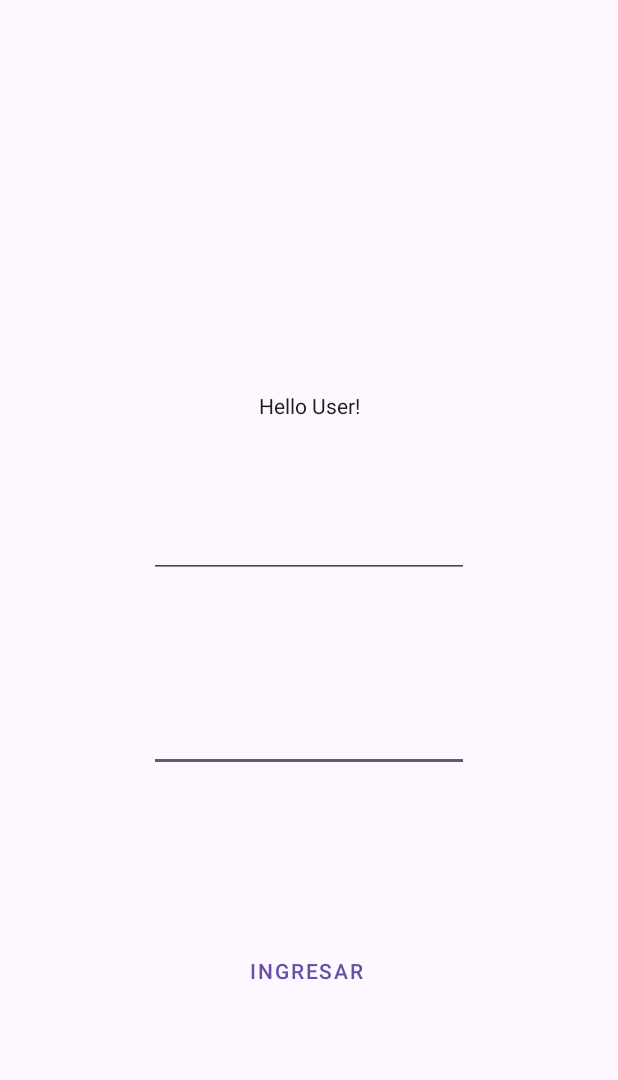
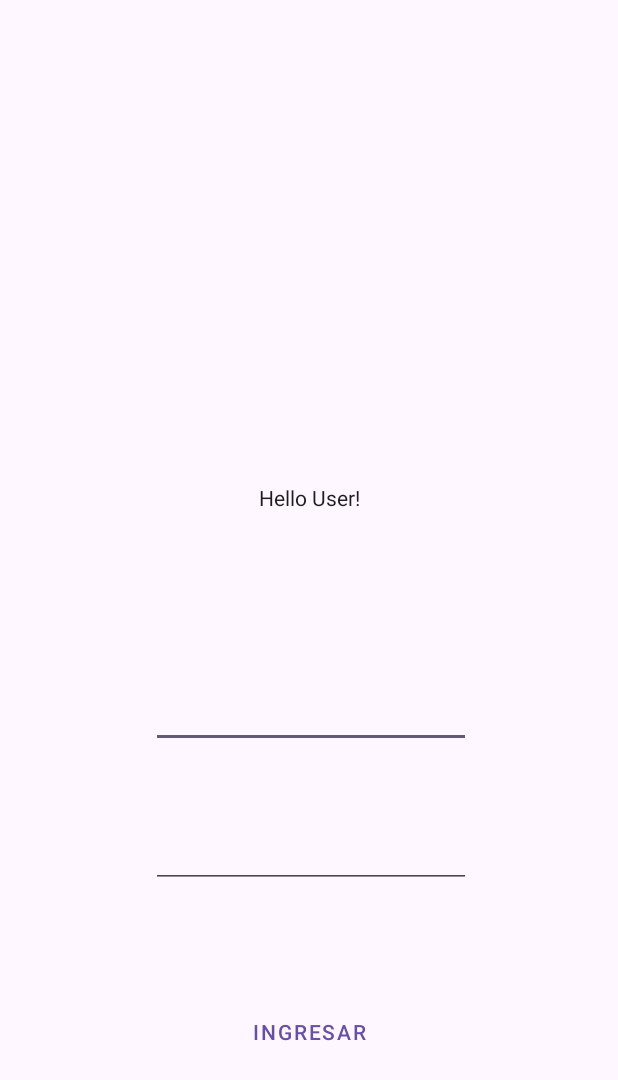
Before and after one commit to Jordan2305/ProyectoPMExamen, an Android app: the screen it shows after launch (MainActivity), on a phone screen of 412 x 824 dp. Shown: the top 1080 px of the screen. Run offline under Robolectric (Android 15) with nearby library versions, the phone set to English and light mode, and no system bars.

```diff
--- a/app/src/main/AndroidManifest.xml
+++ b/app/src/main/AndroidManifest.xml
@@ -21,6 +21,10 @@
                 <category android:name="android.intent.category.LAUNCHER" />
             </intent-filter>
         </activity>
+
+
+        <activity android:name=".menu" />
+
     </application>
 
 </manifest>
--- a/app/src/main/java/com/example/proyectopmexam/MainActivity.java
+++ b/app/src/main/java/com/example/proyectopmexam/MainActivity.java
@@ -1,14 +1,35 @@
 package com.example.proyectopmexam;
 
 import androidx.appcompat.app.AppCompatActivity;
-
+import android.content.Intent;
 import android.os.Bundle;
+import android.view.View;
+import android.widget.Button;
+import android.widget.EditText;
 
 public class MainActivity extends AppCompatActivity {
+
+    EditText username;
+    EditText password;
 
     @Override
     protected void onCreate(Bundle savedInstanceState) {
         super.onCreate(savedInstanceState);
         setContentView(R.layout.activity_login);
+
+        username = (EditText)findViewById(R.id.editText1);
+        password = (EditText)findViewById(R.id.editText2);
+
+        Button ingresarButton = (Button) findViewById(R.id.button1);
+        ingresarButton.setOnClickListener(new View.OnClickListener() {
+            public void onClick(View v) {
+                if(username.getText().toString().equals("admin") && password.getText().toString().equals("admin")) {
+                    Intent i = new Intent(MainActivity.this, menu.class);
+                    startActivity(i);
+                } else {
+                    // wrong password
+                }
+            }
+        });
     }
 }
--- a/app/src/main/res/layout/activity_login.xml
+++ b/app/src/main/res/layout/activity_login.xml
@@ -10,74 +10,58 @@
         android:id="@+id/textView"
         android:layout_width="wrap_content"
         android:layout_height="wrap_content"
-        android:layout_marginStart="8dp"
-        android:layout_marginTop="8dp"
-        android:layout_marginEnd="8dp"
-        android:layout_marginBottom="8dp"
+        android:layout_marginBottom="112dp"
         android:text="Hello User!"
         android:textAppearance="@style/TextAppearance.AppCompat.Body1"
+        app:layout_constraintBottom_toTopOf="@+id/editText1"
+        app:layout_constraintEnd_toEndOf="parent"
+        app:layout_constraintStart_toStartOf="parent" />
+
+    <EditText
+        android:id="@+id/editText1"
+        android:layout_width="wrap_content"
+        android:layout_height="wrap_content"
+        android:layout_marginBottom="48dp"
+        android:ems="10"
+        android:inputType="textPersonName"
+        app:layout_constraintBottom_toTopOf="@+id/editText2"
+        app:layout_constraintEnd_toEndOf="parent"
+        app:layout_constraintHorizontal_bias="0.507"
+        app:layout_constraintStart_toStartOf="parent" />
+
+    <Button
+        android:id="@+id/button1"
+        style="@style/Widget.MaterialComponents.Button.OutlinedButton"
+        android:layout_width="wrap_content"
+        android:layout_height="wrap_content"
+        android:layout_marginBottom="112dp"
+        android:background="#131313"
+        android:text="INGRESAR"
         app:layout_constraintBottom_toBottomOf="parent"
         app:layout_constraintEnd_toEndOf="parent"
-        app:layout_constraintStart_toStartOf="parent"
-        app:layout_constraintTop_toTopOf="parent"
-        app:layout_constraintVertical_bias="0.32" />
+        app:layout_constraintStart_toStartOf="parent" />
+
+    <EditText
+        android:id="@+id/editText2"
+        android:layout_width="wrap_content"
+        android:layout_height="wrap_content"
+        android:layout_marginBottom="72dp"
+        android:ems="10"
+        android:inputType="textPassword"
+        app:layout_constraintBottom_toTopOf="@+id/button1"
+        app:layout_constraintEnd_toEndOf="parent"
+        app:layout_constraintHorizontal_bias="0.507"
+        app:layout_constraintStart_toStartOf="parent" />
 
     <ImageView
         android:id="@+id/imageView"
         android:layout_width="wrap_content"
         android:layout_height="wrap_content"
-        android:layout_marginStart="140dp"
-        android:layout_marginTop="76dp"
-        android:layout_marginEnd="140dp"
-        android:layout_marginBottom="27dp"
-        app:layout_constraintBottom_toTopOf="@+id/textView"
+        android:layout_marginTop="16dp"
         app:layout_constraintEnd_toEndOf="parent"
+        app:layout_constraintHorizontal_bias="0.498"
         app:layout_constraintStart_toStartOf="parent"
         app:layout_constraintTop_toTopOf="parent"
         tools:srcCompat="@tools:sample/avatars" />
 
-    <EditText
-        android:id="@+id/editTextTextPassword"
-        android:layout_width="wrap_content"
-        android:layout_height="wrap_content"
-        android:layout_marginStart="100dp"
-        android:layout_marginTop="60dp"
-        android:layout_marginEnd="100dp"
-        android:layout_marginBottom="286dp"
-        android:ems="10"
-        android:inputType="textPassword"
-        app:layout_constraintBottom_toBottomOf="parent"
-        app:layout_constraintEnd_toEndOf="parent"
-        app:layout_constraintStart_toStartOf="parent"
-        app:layout_constraintTop_toBottomOf="@+id/editTextText" />
-
-    <EditText
-        android:id="@+id/editTextText"
-        android:layout_width="wrap_content"
-        android:layout_height="wrap_content"
-        android:layout_marginStart="100dp"
-        android:layout_marginTop="60dp"
-        android:layout_marginEnd="100dp"
-        android:ems="10"
-        android:inputType="text"
-        app:layout_constraintEnd_toEndOf="parent"
-        app:layout_constraintStart_toStartOf="parent"
-        app:layout_constraintTop_toBottomOf="@+id/textView" />
-
-    <Button
-        android:id="@+id/login_Button"
-        style="@style/Widget.MaterialComponents.Button.OutlinedButton"
-        android:layout_width="wrap_content"
-        android:layout_height="wrap_content"
-        android:layout_marginStart="158dp"
-        android:layout_marginTop="93dp"
-        android:layout_marginEnd="162dp"
-        android:layout_marginBottom="138dp"
-        android:background="#131313"
-        android:text="INGRESAR"
-        app:layout_constraintBottom_toBottomOf="parent"
-        app:layout_constraintEnd_toEndOf="parent"
-        app:layout_constraintStart_toStartOf="parent"
-        app:layout_constraintTop_toBottomOf="@+id/editTextTextPassword" />
-
 </androidx.constraintlayout.widget.ConstraintLayout>
```
Also changed, not shown: app/src/main/java/com/example/proyectopmexam/LoginActivity.java (deleted, +0 -23 lines), app/src/main/java/com/example/proyectopmexam/Menu.java (added, +36 -0 lines), app/src/main/res/layout/interface1.xml (+0 -13 lines).
